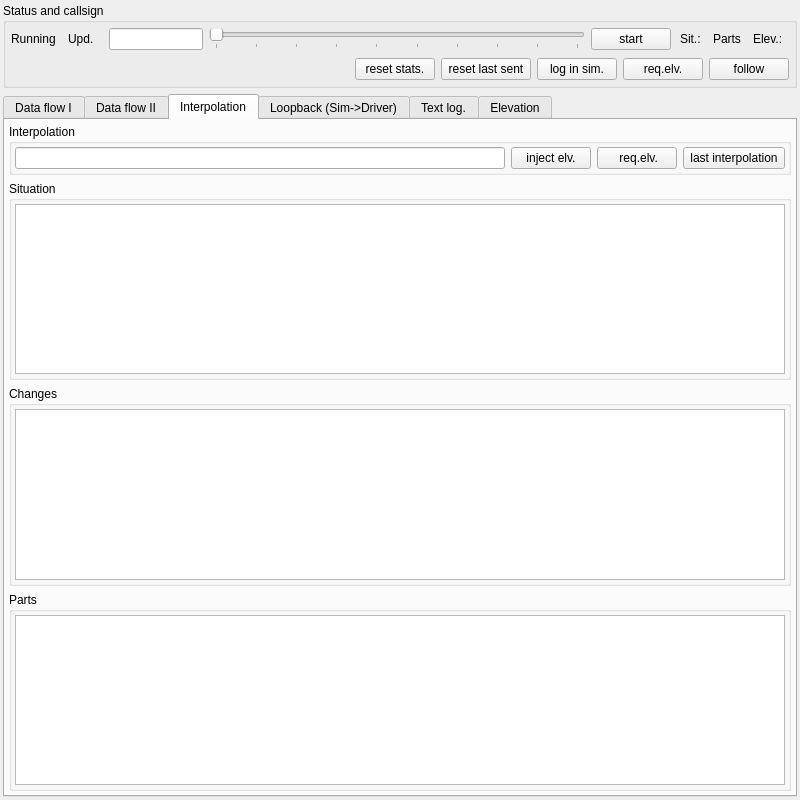
This is src/blackgui/components/interpolationlogdisplay.ui in swift-project/pilotclient as Qt 5 draws it before an edit. The edited form follows.
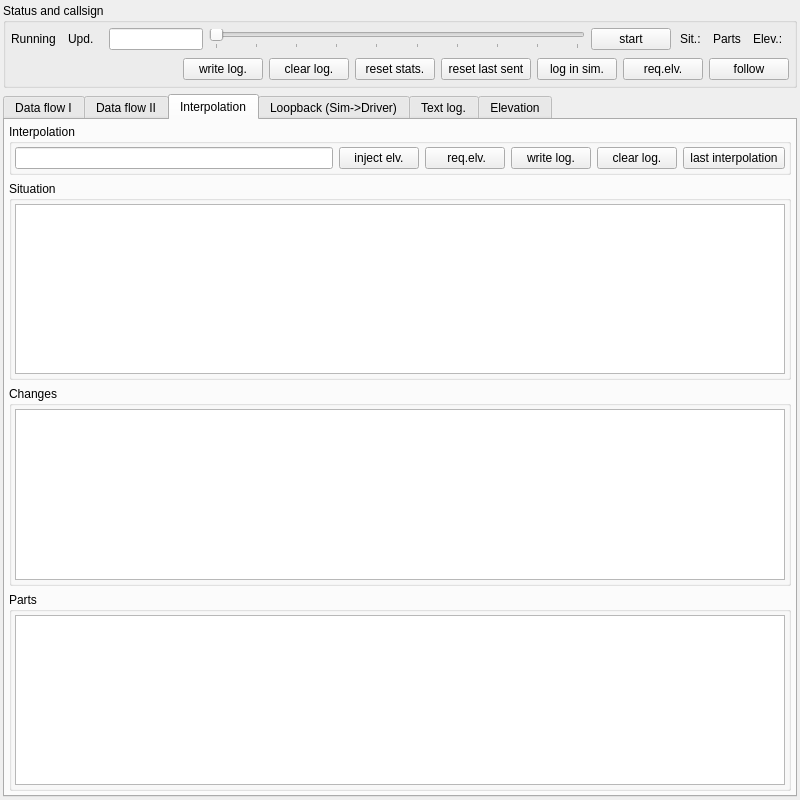
This is the edited form. The open tabs and pages were chosen to show the change. Custom widgets are drawn as their Qt base class.

Commit message: Ref T773, allow to clear/write log. from interpolation UI via buttons

Diff of the .ui file:
```diff
--- a/src/blackgui/components/interpolationlogdisplay.ui
+++ b/src/blackgui/components/interpolationlogdisplay.ui
@@ -177,7 +177,7 @@
       </item>
       <item>
        <widget class="QFrame" name="fr_LogStatus">
-        <layout class="QHBoxLayout" name="hl_LogCallsign" stretch="2,0,0,0,0,0">
+        <layout class="QHBoxLayout" name="hl_LogCallsign" stretch="2,0,0,0,0,0,0,0">
          <property name="leftMargin">
           <number>3</number>
          </property>
@@ -197,6 +197,20 @@
            </property>
           </widget>
          </item>
+         <item>
+          <widget class="QPushButton" name="pb_WriteLogToFile">
+           <property name="text">
+            <string>write log.</string>
+           </property>
+          </widget>
+         </item>
+         <item>
+          <widget class="QPushButton" name="pb_ClearLog">
+           <property name="text">
+            <string>clear log.</string>
+           </property>
+          </widget>
+         </item>
          <item>
           <widget class="QPushButton" name="pb_ResetStats">
            <property name="text">
@@ -664,6 +678,20 @@
             </property>
            </widget>
           </item>
+          <item>
+           <widget class="QPushButton" name="pb_WriteLogToFile2">
+            <property name="text">
+             <string>write log.</string>
+            </property>
+           </widget>
+          </item>
+          <item>
+           <widget class="QPushButton" name="pb_ClearLog2">
+            <property name="text">
+             <string>clear log.</string>
+            </property>
+           </widget>
+          </item>
           <item>
            <widget class="QPushButton" name="pb_GetLastInterpolation">
             <property name="text">
```
Left out of the diff: 8 changed lines with no effect on the pictures. The commit also changes 3 other files.
